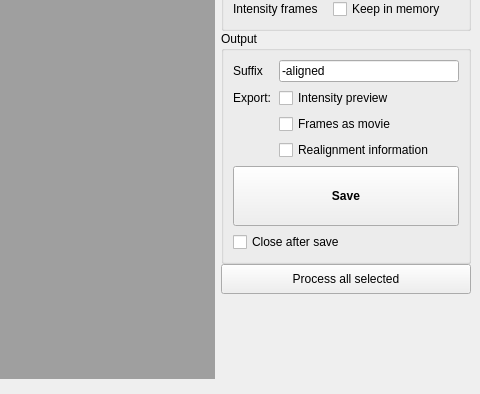
Before: the Qt Designer form Source/flim-ui/RealignmentStudio.ui in flimfit/Galene, drawn with Qt 5; both pictures show x 765 to 1245 and y 349 to 743 of the 1245 by 743 pixel window.
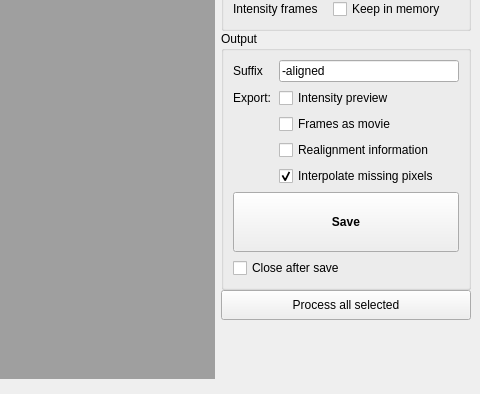
After: the same form once the commit is applied. Custom widgets are drawn as their Qt base class.

Diff of the .ui file:
```diff
--- a/Source/flim-ui/RealignmentStudio.ui
+++ b/Source/flim-ui/RealignmentStudio.ui
@@ -708,6 +708,29 @@
                   </property>
                  </widget>
                 </item>
+                <item row="4" column="0">
+                 <spacer name="horizontalSpacer_3">
+                  <property name="orientation">
+                   <enum>Qt::Horizontal</enum>
+                  </property>
+                  <property name="sizeHint" stdset="0">
+                   <size>
+                    <width>40</width>
+                    <height>20</height>
+                   </size>
+                  </property>
+                 </spacer>
+                </item>
+                <item row="4" column="1">
+                 <widget class="QCheckBox" name="interpolate_missing_check">
+                  <property name="text">
+                   <string>Interpolate missing pixels</string>
+                  </property>
+                  <property name="checked">
+                   <bool>true</bool>
+                  </property>
+                 </widget>
+                </item>
                </layout>
               </widget>
              </item>
```
